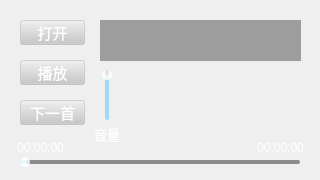
The window that MusicPlayer/MusicPlayer.ui (InfinateYu/Project-23.9.22-MusicPlayer) describes before a commit, drawn with Qt 5.
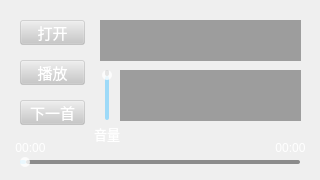
The same window after the commit. Icons and pictures are not drawn.

Diff of the .ui file:
```diff
--- a/MusicPlayer/MusicPlayer.ui
+++ b/MusicPlayer/MusicPlayer.ui
@@ -142,7 +142,7 @@
      <rect>
       <x>10</x>
       <y>140</y>
-      <width>61</width>
+      <width>41</width>
       <height>16</height>
      </rect>
     </property>
@@ -151,7 +151,7 @@
 color:white;</string>
     </property>
     <property name="text">
-     <string>00:00:00</string>
+     <string>00:00</string>
     </property>
     <property name="alignment">
      <set>Qt::AlignCenter</set>
@@ -160,9 +160,9 @@
    <widget class="QLabel" name="totalTime">
     <property name="geometry">
      <rect>
-      <x>250</x>
+      <x>270</x>
       <y>140</y>
-      <width>61</width>
+      <width>41</width>
       <height>16</height>
      </rect>
     </property>
@@ -171,7 +171,7 @@
 color:white;</string>
     </property>
     <property name="text">
-     <string>00:00:00</string>
+     <string>00:00</string>
     </property>
     <property name="alignment">
      <set>Qt::AlignCenter</set>
@@ -350,6 +350,39 @@
      <set>Qt::AlignCenter</set>
     </property>
    </widget>
+   <widget class="QTextBrowser" name="lyrics">
+    <property name="geometry">
+     <rect>
+      <x>120</x>
+      <y>70</y>
+      <width>181</width>
+      <height>51</height>
+     </rect>
+    </property>
+    <property name="styleSheet">
+     <string notr="true">background-image:url();
+background-color:rgba(100, 100, 100, 150);
+color:white;
+font-size:12px;
+border:none;</string>
+    </property>
+    <property name="verticalScrollBarPolicy">
+     <enum>Qt::ScrollBarAlwaysOff</enum>
+    </property>
+    <property name="horizontalScrollBarPolicy">
+     <enum>Qt::ScrollBarAlwaysOff</enum>
+    </property>
+    <property name="html">
+     <string>&lt;!DOCTYPE HTML PUBLIC &quot;-//W3C//DTD HTML 4.0//EN&quot; &quot;http://www.w3.org/TR/REC-html40/strict.dtd&quot;&gt;
+&lt;html&gt;&lt;head&gt;&lt;meta name=&quot;qrichtext&quot; content=&quot;1&quot; /&gt;&lt;meta charset=&quot;utf-8&quot; /&gt;&lt;style type=&quot;text/css&quot;&gt;
+p, li { white-space: pre-wrap; }
+hr { height: 1px; border-width: 0; }
+li.unchecked::marker { content: &quot;\2610&quot;; }
+li.checked::marker { content: &quot;\2612&quot;; }
+&lt;/style&gt;&lt;/head&gt;&lt;body style=&quot; font-family:'Microsoft YaHei UI'; font-size:12px; font-weight:400; font-style:normal;&quot;&gt;
+&lt;p align=&quot;center&quot; style=&quot;-qt-paragraph-type:empty; margin-top:0px; margin-bottom:0px; margin-left:0px; margin-right:0px; -qt-block-indent:0; text-indent:0px; font-size:15px;&quot;&gt;&lt;br /&gt;&lt;/p&gt;&lt;/body&gt;&lt;/html&gt;</string>
+    </property>
+   </widget>
   </widget>
  </widget>
  <layoutdefault spacing="6" margin="11"/>
```
Left out of the diff: 22 changed lines with no effect on the pictures.
